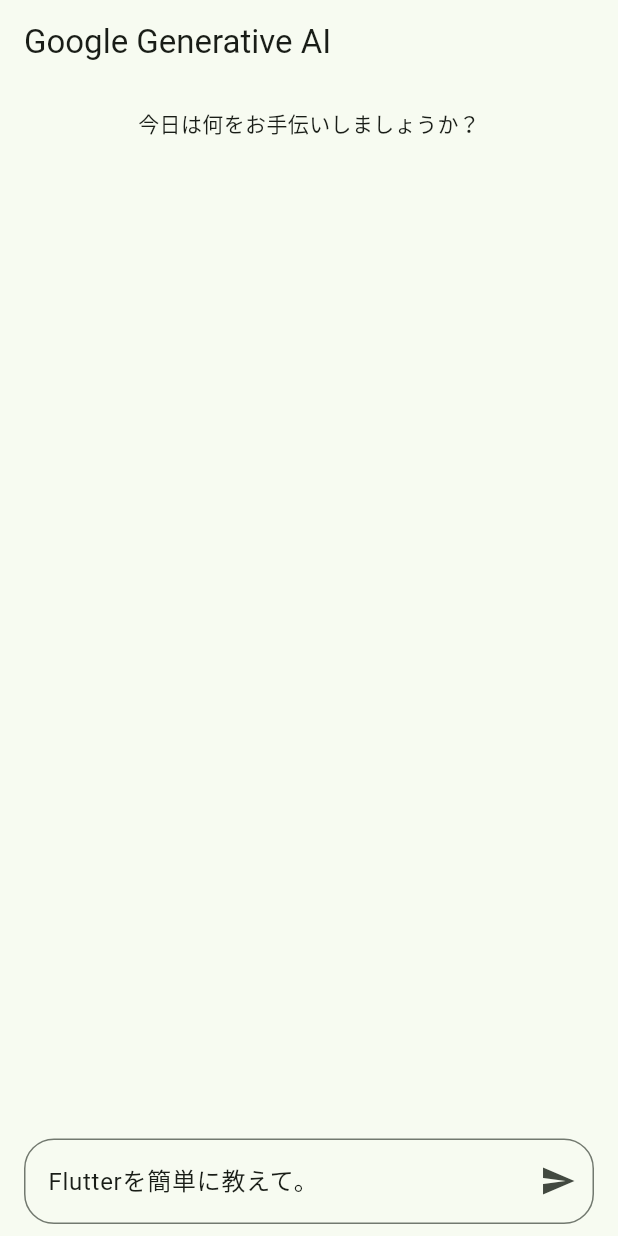
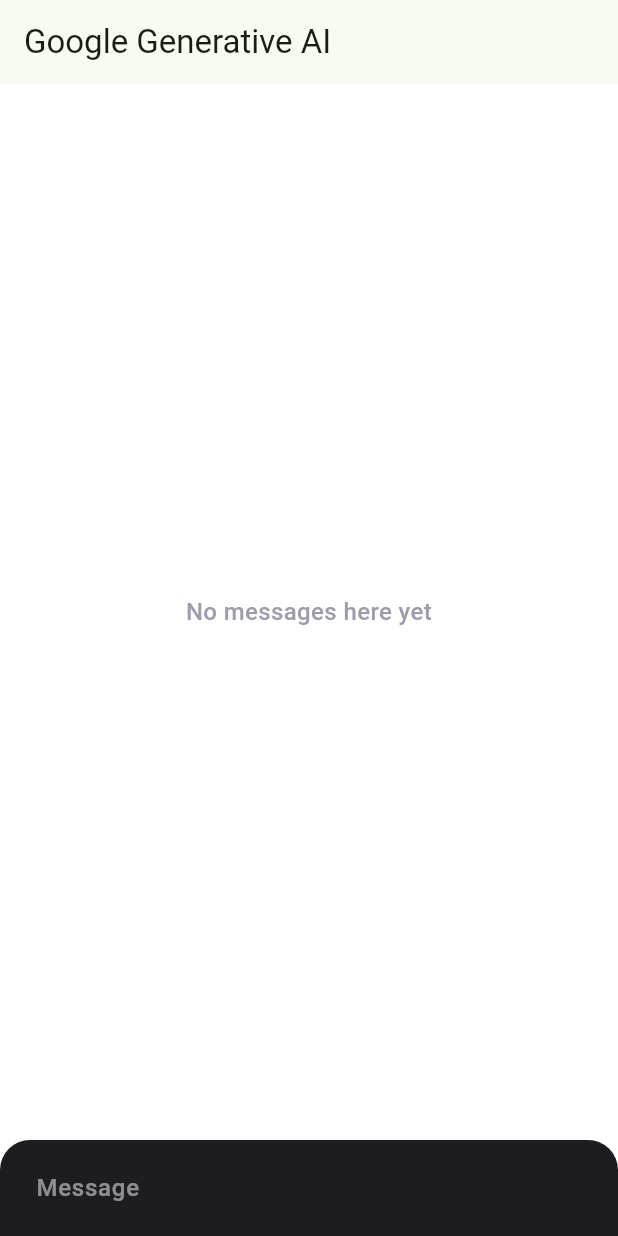
Before and after one commit to susatthi/flutter-sample-google-generative-ai, a Flutter app: the screen it shows after launch, on a phone screen of 412 x 824 dp. Run offline on Flutter 3.47's test engine with Material 3 defaults, Android fonts, the phone set to English and light mode, and no system bars; our stand-ins replace flutter_chat_types, flutter_chat_ui, flutter_dotenv, flutter_riverpod, go_router, google_generative_ai and 2 more; missing offline and left inert: roggle; generated files the repository leaves out were written again.

Commit message:
🚀 feat: チャット

```diff
--- /dev/null
+++ b/lib/feature/chat/ui/chat_page.dart
@@ -0,0 +1,39 @@
+import 'package:flutter/material.dart';
+import 'package:flutter_chat_ui/flutter_chat_ui.dart';
+import 'package:flutter_riverpod/flutter_riverpod.dart';
+
+import '../state/room.dart';
+import '../state/user.dart';
+
+class ChatPage extends StatelessWidget {
+  const ChatPage({super.key});
+
+  @override
+  Widget build(BuildContext context) {
+    return Scaffold(
+      appBar: AppBar(
+        title: const Text('Google Generative AI'),
+      ),
+      body: const SafeArea(
+        child: _Body(),
+      ),
+    );
+  }
+}
+
+class _Body extends ConsumerWidget {
+  const _Body();
+
+  @override
+  Widget build(BuildContext context, WidgetRef ref) {
+    final user = ref.watch(chatUserProvider);
+    final roomProvider = chatRoomNotifierProvider(user: user);
+    final messages = ref.watch(roomProvider);
+    return Chat(
+      user: user,
+      messages: messages,
+      onSendPressed: (text) =>
+          ref.read(roomProvider.notifier).sendMessage(text.text),
+    );
+  }
+}
--- a/lib/feature/home/ui/home_page.dart
+++ /dev/null
@@ -1,121 +0,0 @@
-import 'package:flutter/material.dart';
-import 'package:flutter_riverpod/flutter_riverpod.dart';
-import 'package:markdown_widget/widget/all.dart';
-
-import '../../../core/data/google_generative_ai.dart';
-import '../../../core/ui/component/riverpod.dart';
-
-class HomePage extends StatelessWidget {
-  const HomePage({super.key});
-
-  @override
-  Widget build(BuildContext context) {
-    return Scaffold(
-      appBar: AppBar(
-        title: const Text('Google Generative AI'),
-      ),
-      body: const SafeArea(
-        child: _Body(),
-      ),
-    );
-  }
-}
-
-class _Body extends StatefulWidget {
-  const _Body();
-
-  @override
-  State<_Body> createState() => _BodyState();
-}
-
-class _BodyState extends State<_Body> {
-  String _prompt = '';
-
-  @override
-  Widget build(BuildContext context) {
-    return Column(
-      children: [
-        Expanded(
-          child: SingleChildScrollView(
-            padding: const EdgeInsets.all(16),
-            child: _GeneratedText(
-              prompt: _prompt,
-            ),
-          ),
-        ),
-        Padding(
-          padding: const EdgeInsets.symmetric(vertical: 8, horizontal: 16),
-          child: _PromptTextField(
-            onSend: (prompt) {
-              setState(() {
-                _prompt = prompt;
-              });
-            },
-          ),
-        ),
-      ],
-    );
-  }
-}
-
-class _PromptTextField extends StatefulWidget {
-  const _PromptTextField({
-    required this.onSend,
-  });
-
-  final void Function(String prompt) onSend;
-
-  @override
-  State<_PromptTextField> createState() => _PromptTextFieldState();
-}
-
-class _PromptTextFieldState extends State<_PromptTextField> {
-  final _controller = TextEditingController(text: 'Flutterを簡単に教えて。');
-
-  @override
-  void dispose() {
-    _controller.dispose();
-    super.dispose();
-  }
-
-  @override
-  Widget build(BuildContext context) {
-    return TextField(
-      controller: _controller,
-      decoration: InputDecoration(
-        border: const OutlineInputBorder(
-          borderRadius: BorderRadius.all(Radius.circular(20)),
-        ),
-        hintText: 'GenemiProにメッセージを送る...',
-        suffixIcon: IconButton(
-          onPressed: () => widget.onSend(_controller.text),
-          icon: const Icon(Icons.send),
-        ),
-      ),
-    );
-  }
-}
-
-class _GeneratedText extends ConsumerWidget {
-  const _GeneratedText({
-    required this.prompt,
-  });
-
-  final String prompt;
-
-  @override
-  Widget build(BuildContext context, WidgetRef ref) {
-    if (prompt.isEmpty) {
-      return const Text('今日は何をお手伝いしましょうか？');
-    }
-
-    final provider = generateContentProvider(prompt: prompt);
-    ref.listenAsync(provider);
-    final asyncValue = ref.watch(provider);
-    return asyncValue.whenWidget(
-      data: (response) {
-        return MarkdownBlock(data: response.text ?? 'error');
-      },
-    );
-  }
-}
--- a/pubspec.yaml
+++ b/pubspec.yaml
@@ -10,6 +10,8 @@
   cupertino_icons: ^1.0.6
   flutter:
     sdk: flutter
+  flutter_chat_types:
+  flutter_chat_ui: ^1.6.12
   flutter_dotenv: ^5.1.0
   flutter_localizations:
     sdk: flutter
```
Also changed, not shown: lib/core/data/google_generative_ai.dart (+6 -15 lines), lib/feature/chat/state/bot.dart (added, +20 -0 lines), lib/feature/chat/state/room.dart (added, +44 -0 lines), lib/feature/chat/state/user.dart (added, +11 -0 lines), lib/router/router.dart (+5 -5 lines), lib/core/data/google_generative_ai.g.dart, lib/feature/chat/state/bot.g.dart (added), lib/feature/chat/state/room.g.dart (added), lib/feature/chat/state/user.g.dart (added), lib/router/router.g.dart, pubspec.lock.
